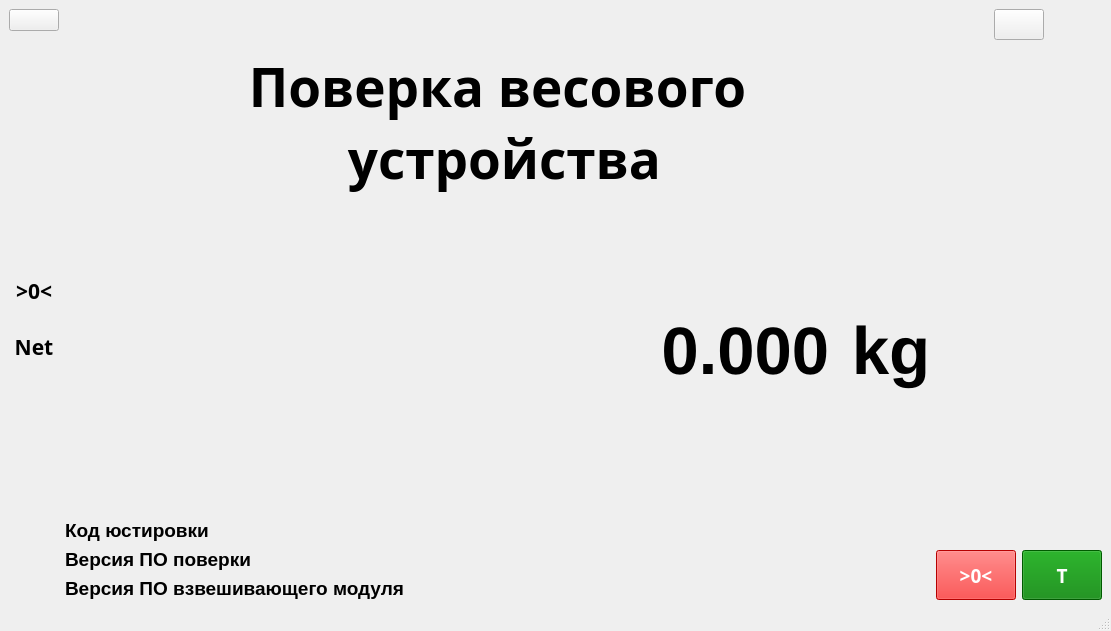
The window that mainwindow.ui (cyrillwork/MassaK) describes before a commit, drawn with Qt 5.
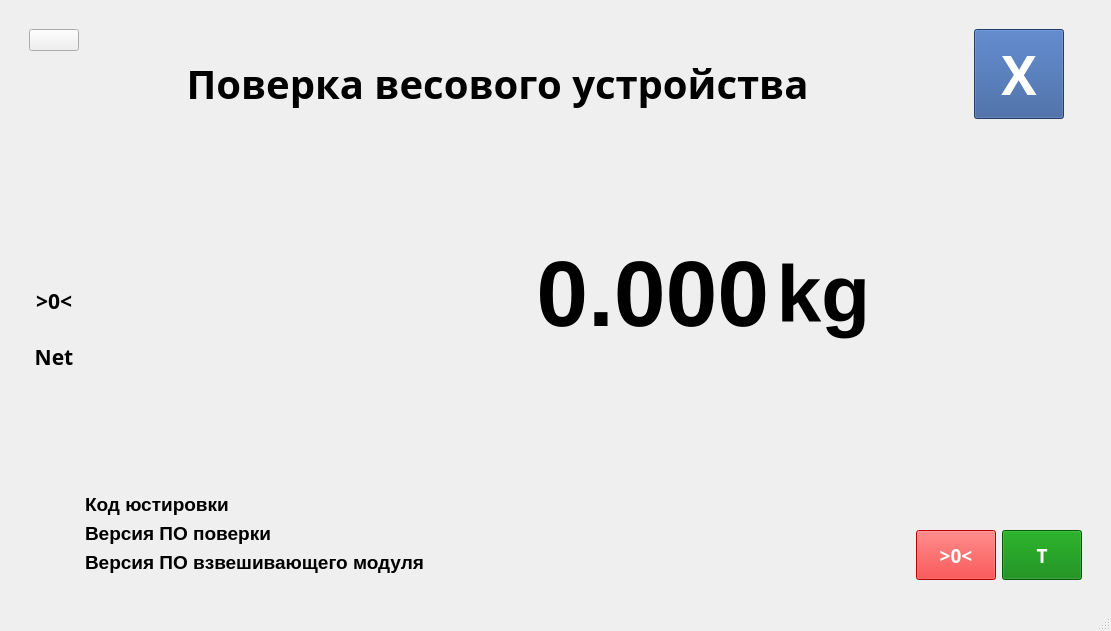
The same window after the commit.

```diff
--- a/mainwindow.ui
+++ b/mainwindow.ui
@@ -18,8 +18,40 @@
   </property>
   <widget class="QWidget" name="centralwidget">
    <layout class="QHBoxLayout" name="horizontalLayout">
+    <item>
+     <spacer name="horizontalSpacer_2">
+      <property name="orientation">
+       <enum>Qt::Horizontal</enum>
+      </property>
+      <property name="sizeType">
+       <enum>QSizePolicy::Fixed</enum>
+      </property>
+      <property name="sizeHint" stdset="0">
+       <size>
+        <width>20</width>
+        <height>20</height>
+       </size>
+      </property>
+     </spacer>
+    </item>
     <item>
      <layout class="QVBoxLayout" name="verticalLayout">
+      <item>
+       <spacer name="verticalSpacer_3">
+        <property name="orientation">
+         <enum>Qt::Vertical</enum>
+        </property>
+        <property name="sizeType">
+         <enum>QSizePolicy::Fixed</enum>
+        </property>
+        <property name="sizeHint" stdset="0">
+         <size>
+          <width>20</width>
+          <height>20</height>
+         </size>
+        </property>
+       </spacer>
+      </item>
       <item>
        <widget class="QPushButton" name="logoButton">
         <property name="maximumSize">
@@ -64,10 +96,12 @@
          <font>
           <family>Sans Serif</family>
           <pointsize>16</pointsize>
-          <weight>75</weight>
           <bold>true</bold>
          </font>
         </property>
+        <property name="layoutDirection">
+         <enum>Qt::LeftToRight</enum>
+        </property>
         <property name="text">
          <string>&gt;0&lt;</string>
         </property>
@@ -94,10 +128,12 @@
          <font>
           <family>Sans Serif</family>
           <pointsize>16</pointsize>
-          <weight>75</weight>
           <bold>true</bold>
          </font>
         </property>
+        <property name="layoutDirection">
+         <enum>Qt::LeftToRight</enum>
+        </property>
         <property name="text">
          <string>Net</string>
         </property>
@@ -141,14 +177,12 @@
         <property name="font">
          <font>
           <family>Sans Serif</family>
-          <pointsize>40</pointsize>
-          <weight>75</weight>
+          <pointsize>30</pointsize>
           <bold>true</bold>
          </font>
         </property>
         <property name="text">
-         <string>Поверка весового 
- устройства</string>
+         <string>Поверка весового устройства</string>
         </property>
         <property name="alignment">
          <set>Qt::AlignCenter</set>
@@ -230,8 +264,7 @@
           </property>
           <property name="font">
            <font>
-            <pointsize>50</pointsize>
-            <weight>75</weight>
+            <pointsize>70</pointsize>
             <bold>true</bold>
            </font>
           </property>
@@ -262,8 +295,7 @@
           </property>
           <property name="font">
            <font>
-            <pointsize>50</pointsize>
-            <weight>75</weight>
+            <pointsize>60</pointsize>
             <bold>true</bold>
            </font>
           </property>
@@ -278,6 +310,22 @@
           </property>
          </widget>
         </item>
+        <item>
+         <spacer name="horizontalSpacer_6">
+          <property name="orientation">
+           <enum>Qt::Horizontal</enum>
+          </property>
+          <property name="sizeType">
+           <enum>QSizePolicy::Fixed</enum>
+          </property>
+          <property name="sizeHint" stdset="0">
+           <size>
+            <width>40</width>
+            <height>20</height>
+           </size>
+          </property>
+         </spacer>
+        </item>
        </layout>
       </item>
       <item>
@@ -335,7 +383,6 @@
           <property name="font">
            <font>
             <pointsize>14</pointsize>
-            <weight>75</weight>
             <bold>true</bold>
            </font>
           </property>
@@ -349,7 +396,6 @@
           <property name="font">
            <font>
             <pointsize>14</pointsize>
-            <weight>75</weight>
             <bold>true</bold>
            </font>
           </property>
@@ -363,7 +409,6 @@
           <property name="font">
            <font>
             <pointsize>14</pointsize>
-            <weight>75</weight>
             <bold>true</bold>
            </font>
           </property>
@@ -377,7 +422,6 @@
           <property name="font">
            <font>
             <pointsize>14</pointsize>
-            <weight>75</weight>
             <bold>true</bold>
            </font>
           </property>
@@ -391,7 +435,6 @@
           <property name="font">
            <font>
             <pointsize>14</pointsize>
-            <weight>75</weight>
             <bold>true</bold>
            </font>
           </property>
@@ -405,7 +448,6 @@
           <property name="font">
            <font>
             <pointsize>14</pointsize>
-            <weight>75</weight>
             <bold>true</bold>
            </font>
           </property>
@@ -414,37 +456,90 @@
           </property>
          </widget>
         </item>
+        <item row="3" column="0">
+         <spacer name="verticalSpacer_10">
+          <property name="orientation">
+           <enum>Qt::Vertical</enum>
+          </property>
+          <property name="sizeType">
+           <enum>QSizePolicy::Fixed</enum>
+          </property>
+          <property name="sizeHint" stdset="0">
+           <size>
+            <width>20</width>
+            <height>20</height>
+           </size>
+          </property>
+         </spacer>
+        </item>
        </layout>
       </item>
      </layout>
     </item>
     <item>
      <layout class="QVBoxLayout" name="verticalLayout_3">
+      <item>
+       <spacer name="verticalSpacer_11">
+        <property name="orientation">
+         <enum>Qt::Vertical</enum>
+        </property>
+        <property name="sizeType">
+         <enum>QSizePolicy::Fixed</enum>
+        </property>
+        <property name="sizeHint" stdset="0">
+         <size>
+          <width>20</width>
+          <height>20</height>
+         </size>
+        </property>
+       </spacer>
+      </item>
       <item>
        <layout class="QVBoxLayout" name="verticalLayout_4">
         <item>
          <layout class="QHBoxLayout" name="horizontalLayout_4">
+          <item>
+           <spacer name="horizontalSpacer_3">
+            <property name="orientation">
+             <enum>Qt::Horizontal</enum>
+            </property>
+            <property name="sizeType">
+             <enum>QSizePolicy::Fixed</enum>
+            </property>
+            <property name="sizeHint" stdset="0">
+             <size>
+              <width>40</width>
+              <height>20</height>
+             </size>
+            </property>
+           </spacer>
+          </item>
           <item>
            <widget class="QPushButton" name="closeButton">
+            <property name="minimumSize">
+             <size>
+              <width>90</width>
+              <height>90</height>
+             </size>
+            </property>
             <property name="maximumSize">
              <size>
-              <width>50</width>
-              <height>50</height>
+              <width>90</width>
+              <height>90</height>
              </size>
             </property>
             <property name="font">
              <font>
-              <pointsize>14</pointsize>
-              <weight>50</weight>
-              <bold>false</bold>
-              <kerning>false</kerning>
+              <family>Sans Serif</family>
+              <pointsize>40</pointsize>
+              <bold>true</bold>
              </font>
             </property>
-            <property name="layoutDirection">
-             <enum>Qt::LeftToRight</enum>
+            <property name="styleSheet">
+             <string notr="true">background-color: #2E5596; color: white</string>
             </property>
             <property name="text">
-             <string/>
+             <string>X</string>
             </property>
            </widget>
           </item>
@@ -477,7 +572,6 @@
              <font>
               <family>Sans Serif</family>
               <pointsize>14</pointsize>
-              <weight>75</weight>
               <bold>true</bold>
              </font>
             </property>
@@ -501,7 +595,6 @@
              <font>
               <family>Sans Serif</family>
               <pointsize>14</pointsize>
-              <weight>75</weight>
               <bold>true</bold>
              </font>
             </property>
@@ -520,8 +613,40 @@
         </item>
        </layout>
       </item>
+      <item>
+       <spacer name="verticalSpacer_12">
+        <property name="orientation">
+         <enum>Qt::Vertical</enum>
+        </property>
+        <property name="sizeType">
+         <enum>QSizePolicy::Fixed</enum>
+        </property>
+        <property name="sizeHint" stdset="0">
+         <size>
+          <width>20</width>
+          <height>20</height>
+         </size>
+        </property>
+       </spacer>
+      </item>
      </layout>
     </item>
+    <item>
+     <spacer name="horizontalSpacer_5">
+      <property name="orientation">
+       <enum>Qt::Horizontal</enum>
+      </property>
+      <property name="sizeType">
+       <enum>QSizePolicy::Fixed</enum>
+      </property>
+      <property name="sizeHint" stdset="0">
+       <size>
+        <width>20</width>
+        <height>20</height>
+       </size>
+      </property>
+     </spacer>
+    </item>
    </layout>
   </widget>
   <widget class="QMenuBar" name="menubar">
```
Left out of the diff: 2 changed lines with no effect on the pictures.
